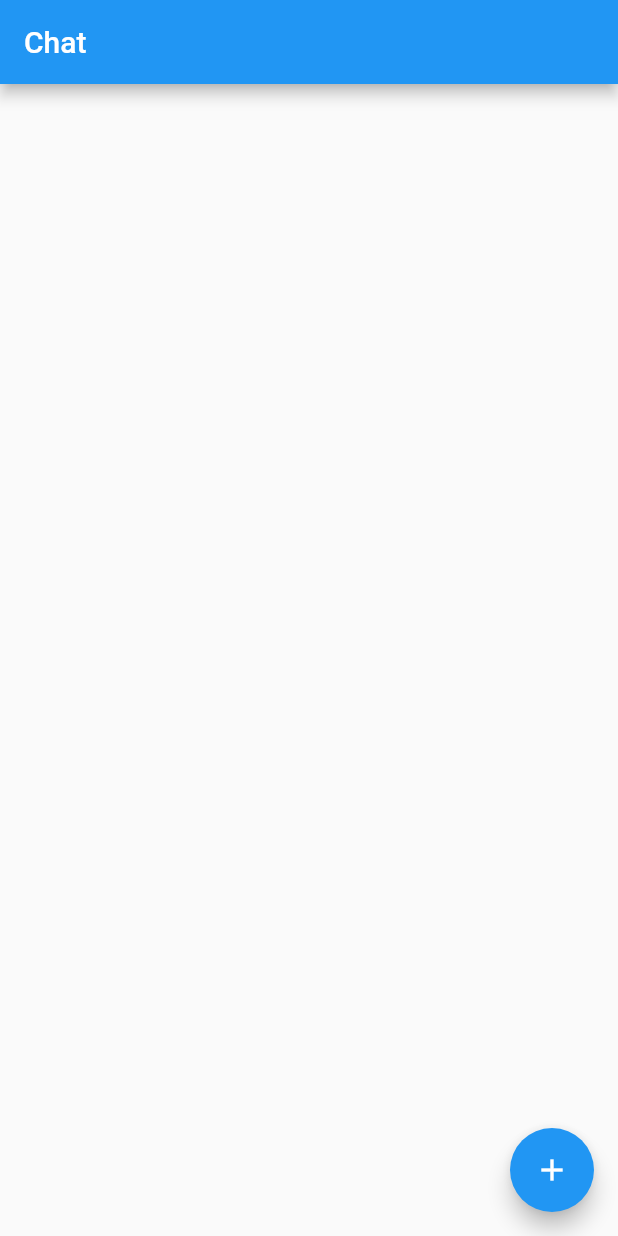
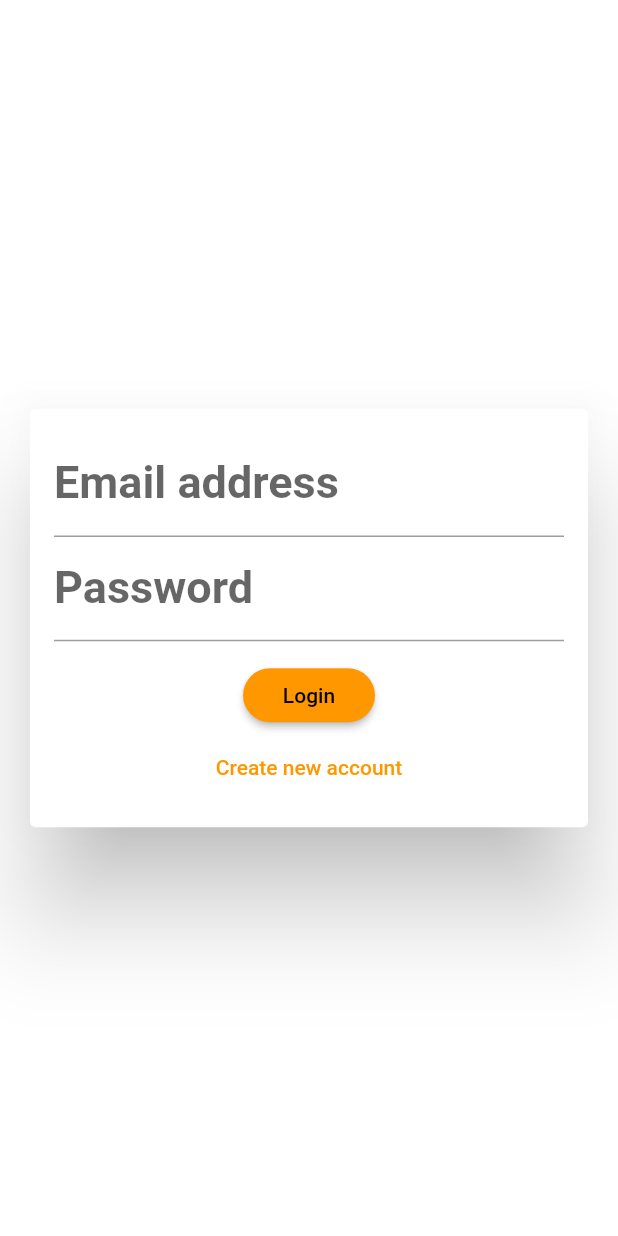
Before and after one commit to ShuvranilSaha/firebase_chat_app, a Flutter app: the screen it shows after launch, on a phone screen of 412 x 824 dp. Run offline on Flutter 3.47's test engine with Material 2 defaults, Android fonts, the phone set to English and light mode, and no system bars; our stand-ins replace cloud_firestore, firebase_auth; accounts and stored records are empty.

Commit message:
Added authantication and messages screen

```diff
--- a/lib/main.dart
+++ b/lib/main.dart
@@ -1,4 +1,6 @@
+import 'package:chat_app/screens/auth_screen.dart';
 import 'package:chat_app/screens/chat_screen.dart';
+import 'package:firebase_auth/firebase_auth.dart';
 import 'package:flutter/material.dart';
 
 void main() {
@@ -12,10 +14,25 @@ class MyApp extends StatelessWidget {
     return MaterialApp(
       title: 'Flutter Demo',
       theme: ThemeData(
-        primarySwatch: Colors.blue,
+        primaryColor: Colors.white,
+        accentColor: Colors.orange,
+        accentColorBrightness: Brightness.dark,
+        buttonTheme: ButtonTheme.of(context).copyWith(
+            buttonColor: Colors.orange,
+            textTheme: ButtonTextTheme.primary,
+            shape: RoundedRectangleBorder(
+                borderRadius: BorderRadius.circular(20))),
         visualDensity: VisualDensity.adaptivePlatformDensity,
       ),
-      home: ChatScreen(),
+      home: StreamBuilder(
+        stream: FirebaseAuth.instance.onAuthStateChanged,
+        builder: (context, snapshot) {
+          if (snapshot.hasData) {
+            return ChatScreen();
+          }
+          return AuthScreen();
+        },
+      ),
     );
   }
 }
--- a/lib/screens/auth_screen.dart
+++ b/lib/screens/auth_screen.dart
@@ -0,0 +1,79 @@
+import 'package:chat_app/widgets/auth/auth_form.dart';
+import 'package:flutter/material.dart';
+import 'package:firebase_auth/firebase_auth.dart';
+import 'package:flutter/services.dart';
+import 'package:cloud_firestore/cloud_firestore.dart';
+
+class AuthScreen extends StatefulWidget {
+  @override
+  _AuthScreenState createState() => _AuthScreenState();
+}
+
+class _AuthScreenState extends State<AuthScreen> {
+  final _auth = FirebaseAuth.instance;
+  var _isLoading = false;
+  Future<void> _submitAuthForm(String email, String password, String userName,
+      bool isLogin, BuildContext context) async {
+    AuthResult _authResult;
+
+    try {
+      setState(() {
+        _isLoading = true;
+      });
+      if (isLogin) {
+        _authResult = await _auth.signInWithEmailAndPassword(
+          email: email,
+          password: password,
+        );
+      } else {
+        _authResult = await _auth.createUserWithEmailAndPassword(
+          email: email,
+          password: password,
+        );
+        await Firestore.instance
+            .collection('users')
+            .document(_authResult.user.uid)
+            .setData({
+          'userName': userName,
+          'email': email,
+        });
+      }
+    } on PlatformException catch (err) {
+      var message = 'An error occured, Please check your crediantials';
+      if (err.message != null) {
+        message = err.message;
+      }
+
+      Scaffold.of(context).showSnackBar(
+        SnackBar(
+          content: Text(message),
+          backgroundColor: Theme.of(context).errorColor,
+        ),
+      );
+      setState(() {
+        _isLoading = false;
+      });
+    } catch (err) {
+      setState(() {
+        _isLoading = false;
+      });
+      Scaffold.of(context).showSnackBar(
+        SnackBar(
+          content: Text(err),
+          backgroundColor: Theme.of(context).errorColor,
+        ),
+      );
+    }
+  }
+
+  @override
+  Widget build(BuildContext context) {
+    return Scaffold(
+      backgroundColor: Theme.of(context).primaryColor,
+      body: AuthForm(
+        _submitAuthForm,
+        _isLoading,
+      ),
+    );
+  }
+}
--- a/lib/screens/chat_screen.dart
+++ b/lib/screens/chat_screen.dart
@@ -1,3 +1,5 @@
+import 'package:chat_app/widgets/chats/messages.dart';
+import 'package:firebase_auth/firebase_auth.dart';
 import 'package:flutter/material.dart';
 import 'package:cloud_firestore/cloud_firestore.dart';
 
@@ -6,27 +8,45 @@ class ChatScreen extends StatelessWidget {
   Widget build(BuildContext context) {
     return Scaffold(
       appBar: AppBar(
-        title: Text('Chat'),
+        title: Text('Flutter chat'),
+        actions: [
+          DropdownButton(
+            items: [
+              DropdownMenuItem(
+                child: Container(
+                  child: Row(
+                    children: [
+                      Icon(Icons.exit_to_app),
+                      SizedBox(
+                        width: 8,
+                      ),
+                      Text('Logout')
+                    ],
+                  ),
+                ),
+                value: 'logout',
+              ),
+            ],
+            onChanged: (itemIdentifier) {
+              if (itemIdentifier == 'logout') {
+                FirebaseAuth.instance.signOut();
+              }
+            },
+            icon: Icon(
+              Icons.more_vert,
+              color: Theme.of(context).primaryIconTheme.color,
+            ),
+          )
+        ],
       ),
-      body: StreamBuilder(
-        stream: Firestore.instance
-            .collection('chats/3Gx8l7jyDSZ2xZskwYfx/messages')
-            .snapshots(),
-        builder: (context, snapShots) {
-          if (snapShots.connectionState == ConnectionState.waiting) {
-            return Center(
-              child: CircularProgressIndicator(),
-            );
-          }
-          final documents = snapShots.data.documents;
-          return ListView.builder(
-            itemCount: documents.length,
-            itemBuilder: (context, i) => Container(
-              padding: EdgeInsets.all(10),
-              child: Text(documents[i]['text']),
+      body: Container(
+        child: Column(
+          children: [
+            Expanded(
+              child: Messages(),
             ),
-          );
-        },
+          ],
+        ),
       ),
       floatingActionButton: FloatingActionButton(
         onPressed: () {
--- /dev/null
+++ b/lib/widgets/auth/auth_form.dart
@@ -0,0 +1,150 @@
+import 'dart:io';
+
+import 'package:flutter/material.dart';
+
+class AuthForm extends StatefulWidget {
+  AuthForm(
+    this.submitFn,
+    this.isLoading,
+  );
+  final bool isLoading;
+
+  final void Function(
+    String email,
+    String password,
+    String userName,
+    bool isLogin,
+    BuildContext ctx,
+  ) submitFn;
+
+  @override
+  _AuthFormState createState() => _AuthFormState();
+}
+
+class _AuthFormState extends State<AuthForm> {
+  final _formKey = GlobalKey<FormState>();
+  var _isLogin = true;
+  var _userEmail = '';
+  var _userName = '';
+  var _userPassword = '';
+  void _trySubmit() {
+    final isValid = _formKey.currentState.validate();
+    FocusScope.of(context).unfocus();
+
+    if (isValid) {
+      _formKey.currentState.save();
+      widget.submitFn(
+        _userEmail.trim(),
+        _userPassword.trim(),
+        _userName.trim(),
+        _isLogin,
+        context,
+      );
+    }
+  }
+
+  @override
+  Widget build(BuildContext context) {
+    return Center(
+      child: Card(
+        elevation: 30,
+        margin: EdgeInsets.all(20),
+        child: SingleChildScrollView(
+          child: Padding(
+            padding: EdgeInsets.all(16),
+            child: Form(
+              key: _formKey,
+              child: Column(
+                mainAxisSize: MainAxisSize.min,
+                children: <Widget>[
+                  TextFormField(
+                    key: ValueKey('email'),
+                    validator: (value) {
+                      if (value.isEmpty || !value.contains('@')) {
+                        return 'Please enter a valid email address.';
+                      }
+                      return null;
+                    },
+                    keyboardType: TextInputType.emailAddress,
+                    decoration: InputDecoration(
+                      labelText: 'Email address',
+                      labelStyle: TextStyle(
+                        fontSize: 30,
+                        fontWeight: FontWeight.bold,
+                      ),
+                    ),
+                    onSaved: (value) {
+                      _userEmail = value;
+                    },
+                  ),
+                  if (!_isLogin)
+                    TextFormField(
+                      key: ValueKey('username'),
+                      autocorrect: true,
+                      textCapitalization: TextCapitalization.words,
+                      enableSuggestions: false,
+                      validator: (value) {
+                        if (value.isEmpty || value.length < 4) {
+                          return 'Please enter at least 4 characters';
+                        }
+                        return null;
+                      },
+                      decoration: InputDecoration(
+                        labelText: 'Username',
+                        labelStyle: TextStyle(
+                          fontSize: 30,
+                          fontWeight: FontWeight.bold,
+                        ),
+                      ),
+                      onSaved: (value) {
+                        _userName = value;
+                      },
+                    ),
+                  TextFormField(
+                    key: ValueKey('password'),
+                    validator: (value) {
+                      if (value.isEmpty || value.length < 7) {
+                        return 'Password must be at least 7 characters long.';
+                      }
+                      return null;
+                    },
+                    decoration: InputDecoration(
+                      labelText: 'Password',
+                      labelStyle: TextStyle(
+                        fontSize: 30,
+                        fontWeight: FontWeight.bold,
+                      ),
+                    ),
+                    obscureText: true,
+                    onSaved: (value) {
+                      _userPassword = value;
+                    },
+                  ),
+                  SizedBox(height: 12),
+                  if (widget.isLoading) CircularProgressIndicator(),
+                  if (!widget.isLoading)
+                    RaisedButton(
+                      child: Text(_isLogin ? 'Login' : 'Signup'),
+                      onPressed: _trySubmit,
+                    ),
+                  if (!widget.isLoading)
+                    FlatButton(
+                      textColor: Theme.of(context).accentColor,
+                      child: Text(_isLogin
+                          ? 'Create new account'
+                          : 'I already have an account'),
+                      onPressed: () {
+                        setState(() {
+                          _isLogin = !_isLogin;
+                        });
+                      },
+                    )
+                ],
+              ),
+            ),
+          ),
+        ),
+      ),
+    );
+  }
+}
--- a/pubspec.yaml
+++ b/pubspec.yaml
@@ -24,7 +24,7 @@ dependencies:
   flutter:
     sdk: flutter
   cloud_firestore: 0.13.5
-
+  firebase_auth: 0.16.1
 
   # The following adds the Cupertino Icons font to your application.
   # Use with the CupertinoIcons class for iOS style icons.
```
Also changed, not shown: lib/widgets/chats/messages.dart (added, +25 -0 lines), pubspec.lock.
